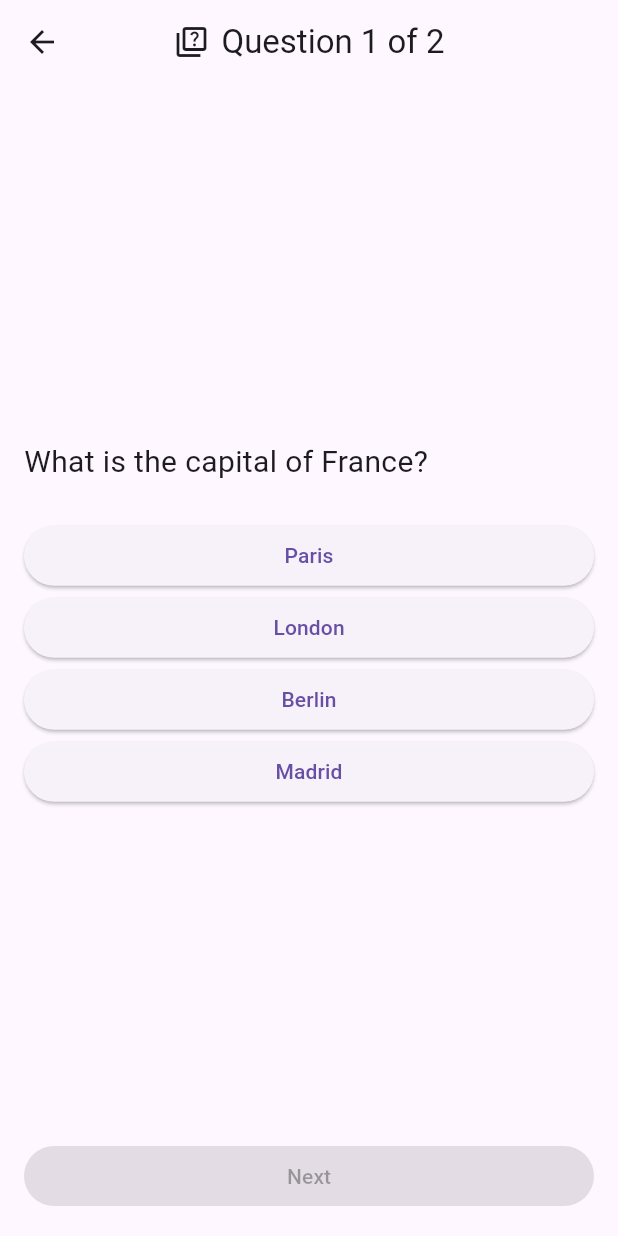
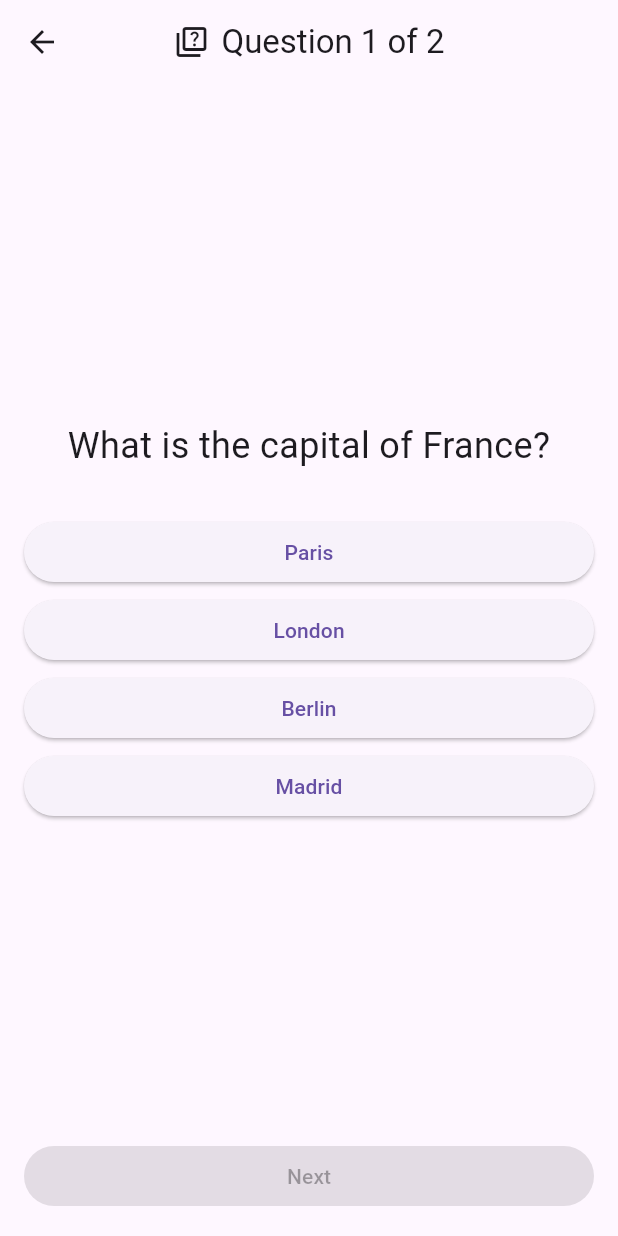
Before and after one commit to abdymazhittoretay/quiz_trivia_app, a Flutter app: the QuizPage screen opened directly, on a phone screen of 412 x 824 dp. Run offline on Flutter 3.47's test engine with Material 3 defaults, Android fonts, the phone set to English and light mode, and no system bars.

Commit message:
style next button and question text size

```diff
--- a/lib/pages/quiz_page.dart
+++ b/lib/pages/quiz_page.dart
@@ -64,26 +64,45 @@ class _QuizPageState extends State<QuizPage> {
             crossAxisAlignment: CrossAxisAlignment.stretch,
             children: [
               const Spacer(),
-              Text(question['question'], style: const TextStyle(fontSize: 20)),
-              const SizedBox(height: 24),
+              Text(
+                question['question'],
+                textAlign: TextAlign.center,
+                style: const TextStyle(fontSize: 24),
+              ),
+              const SizedBox(height: 30),
               ...answers.map((answer) {
                 final isSelected = answer == _selectedAnswer;
-                return ElevatedButton(
+                return Padding(
+                  padding: const EdgeInsets.only(bottom: 4.0),
+                  child: ElevatedButton(
                     onPressed: () {
                       setState(() {
                         _selectedAnswer = answer;
                       });
                     },
                     style: ElevatedButton.styleFrom(
-                    foregroundColor: isSelected ? Theme.of(context).secondaryHeaderColor : null,
-                    backgroundColor: isSelected ? Theme.of(context).primaryColor : null,
+                      foregroundColor: isSelected
+                          ? Theme.of(context).secondaryHeaderColor
+                          : null,
+                      backgroundColor: isSelected
+                          ? Theme.of(context).primaryColor
+                          : null,
                     ),
                     child: Text(answer),
+                  ),
                 );
               }),
               const Spacer(),
               ElevatedButton(
                 onPressed: _selectedAnswer != null ? _nextQuestion : null,
+                style: ElevatedButton.styleFrom(
+                  foregroundColor: _selectedAnswer != null
+                      ? Colors.white
+                      : null,
+                  backgroundColor: _selectedAnswer != null
+                      ? Colors.green
+                      : null,
+                ),
                 child: Text(
                   _currentIndex == _questions.length - 1 ? 'Finish' : 'Next',
                 ),
```
Lines whose indentation alone changed are shown as unchanged.
